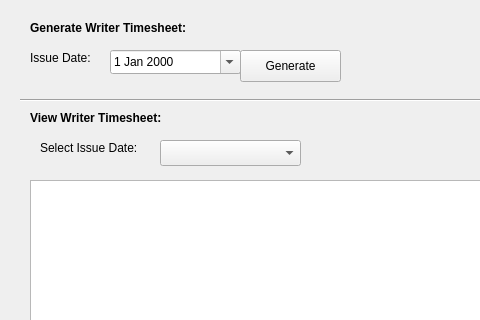
This is LAWRENTIAN/LuD/writertimesheetwidget.ui in pyridine/LAWRENTIAN as Qt 5 draws it before an edit; both pictures show x 0 to 480 and y 0 to 320 of the 1100 by 600 pixel window. The edited form follows.
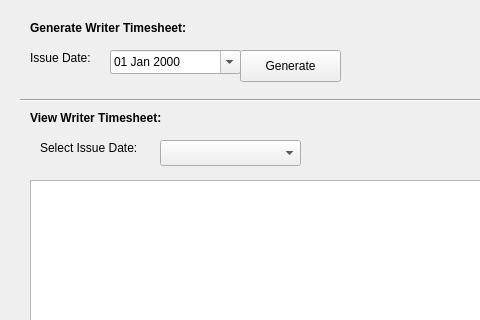
This is the edited form.

The edit to the form file:
```diff
--- a/LAWRENTIAN/LuD/writertimesheetwidget.ui
+++ b/LAWRENTIAN/LuD/writertimesheetwidget.ui
@@ -68,7 +68,7 @@
     </rect>
    </property>
    <property name="displayFormat">
-    <string>d MMM yyyy</string>
+    <string>dd MMM yyyy</string>
    </property>
    <property name="calendarPopup">
     <bool>true</bool>
```
